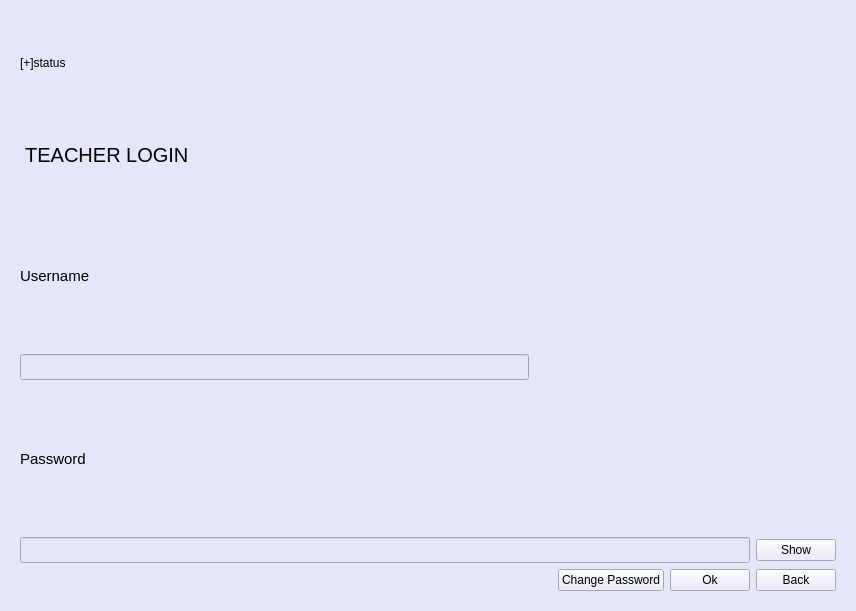
Before: the Qt Designer form secondialogbox/teacherwindow1.ui in Prabesh-Sharma/IAMS, drawn with Qt 5.
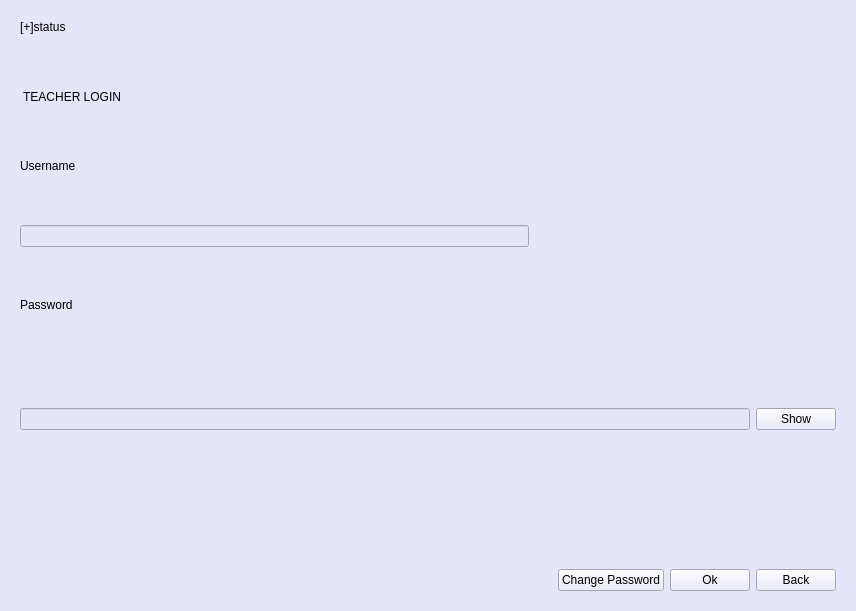
After: the same form once the commit is applied. The open tabs and pages were chosen to show the change.

Commit message: Updated ui for student dashboard and teacher dashboard

The edit to the form file:
```diff
--- a/secondialogbox/teacherwindow1.ui
+++ b/secondialogbox/teacherwindow1.ui
@@ -28,7 +28,7 @@
 color: black</string>
      </property>
      <property name="currentIndex">
-      <number>1</number>
+      <number>0</number>
      </property>
      <widget class="QWidget" name="passwordPage">
       <layout class="QGridLayout" name="gridLayout_5">
@@ -51,13 +51,19 @@
            </item>
            <item>
             <widget class="QPushButton" name="changePassword">
+             <property name="styleSheet">
+              <string notr="true">font: 14pt &quot;Segoe UI&quot;;</string>
+             </property>
              <property name="text">
-              <string>Change PassWord</string>
+              <string>Change Password</string>
              </property>
             </widget>
            </item>
            <item>
             <widget class="QPushButton" name="backButton">
+             <property name="styleSheet">
+              <string notr="true">font: 14pt &quot;Segoe UI&quot;;</string>
+             </property>
              <property name="text">
               <string>Back</string>
              </property>
@@ -76,7 +82,7 @@
               </sizepolicy>
              </property>
              <property name="styleSheet">
-              <string notr="true">font: 11pt &quot;Segoe UI&quot;;</string>
+              <string notr="true">font: 18pt &quot;Segoe UI&quot;;</string>
              </property>
              <property name="text">
               <string>Username</string>
@@ -97,7 +103,11 @@
             </spacer>
            </item>
            <item>
-            <widget class="QLineEdit" name="userEdit2"/>
+            <widget class="QLineEdit" name="userEdit2">
+             <property name="styleSheet">
+              <string notr="true">font: 14pt &quot;Segoe UI&quot;;</string>
+             </property>
+            </widget>
            </item>
           </layout>
          </item>
@@ -153,6 +163,9 @@
                <verstretch>0</verstretch>
               </sizepolicy>
              </property>
+             <property name="styleSheet">
+              <string notr="true">font: 18pt &quot;Segoe UI&quot;;</string>
+             </property>
              <property name="text">
               <string>Password</string>
              </property>
@@ -173,6 +186,9 @@
            </item>
            <item>
             <widget class="QLineEdit" name="passwordEdit3">
+             <property name="styleSheet">
+              <string notr="true">font: 14pt &quot;Segoe UI&quot;;</string>
+             </property>
              <property name="echoMode">
               <enum>QLineEdit::Password</enum>
              </property>
@@ -182,6 +198,9 @@
             <layout class="QHBoxLayout" name="horizontalLayout_4">
              <item>
               <widget class="QLineEdit" name="passwordEdit2">
+               <property name="styleSheet">
+                <string notr="true">font: 14pt &quot;Segoe UI&quot;;</string>
+               </property>
                <property name="echoMode">
                 <enum>QLineEdit::Password</enum>
                </property>
@@ -195,6 +214,9 @@
                  <verstretch>0</verstretch>
                 </sizepolicy>
                </property>
+               <property name="styleSheet">
+                <string notr="true">font: 14pt &quot;Segoe UI&quot;;</string>
+               </property>
                <property name="text">
                 <string>Show</string>
                </property>
@@ -229,24 +251,50 @@
           <layout class="QVBoxLayout" name="verticalLayout_4">
            <item>
             <widget class="QLabel" name="status">
+             <property name="styleSheet">
+              <string notr="true">font: 14pt &quot;Segoe UI&quot;;</string>
+             </property>
              <property name="text">
               <string>[+]status</string>
              </property>
             </widget>
            </item>
+           <item>
+            <spacer name="verticalSpacer_11">
+             <property name="orientation">
+              <enum>Qt::Vertical</enum>
+             </property>
+             <property name="sizeHint" stdset="0">
+              <size>
+               <width>20</width>
+               <height>40</height>
+              </size>
+             </property>
+            </spacer>
+           </item>
            <item>
             <widget class="QLabel" name="displayLabel">
              <property name="styleSheet">
-              <string notr="true">QLabel{
-font-size:20px;
-
-}</string>
+              <string notr="true">font: 18pt &quot;Segoe UI&quot;;</string>
              </property>
              <property name="text">
               <string> TEACHER LOGIN</string>
              </property>
             </widget>
            </item>
+           <item>
+            <spacer name="verticalSpacer_7">
+             <property name="orientation">
+              <enum>Qt::Vertical</enum>
+             </property>
+             <property name="sizeHint" stdset="0">
+              <size>
+               <width>20</width>
+               <height>40</height>
+              </size>
+             </property>
+            </spacer>
+           </item>
           </layout>
          </item>
          <item row="1" column="0">
@@ -254,15 +302,26 @@
            <item>
             <widget class="QLabel" name="userLabel">
              <property name="styleSheet">
-              <string notr="true">QLabel{
-font-size:15px
-}</string>
+              <string notr="true">font: 18pt &quot;Segoe UI&quot;;</string>
              </property>
              <property name="text">
               <string>Username</string>
              </property>
             </widget>
            </item>
+           <item>
+            <spacer name="verticalSpacer_9">
+             <property name="orientation">
+              <enum>Qt::Vertical</enum>
+             </property>
+             <property name="sizeHint" stdset="0">
+              <size>
+               <width>20</width>
+               <height>40</height>
+              </size>
+             </property>
+            </spacer>
+           </item>
            <item>
             <widget class="QLineEdit" name="userEdit">
              <property name="sizePolicy">
@@ -281,9 +340,7 @@
               <enum>Qt::StrongFocus</enum>
              </property>
              <property name="styleSheet">
-              <string notr="true">QLineEdit{
-font-size:15px;
-}</string>
+              <string notr="true">font: 14pt &quot;Segoe UI&quot;;</string>
              </property>
              <property name="text">
               <string/>
@@ -293,6 +350,19 @@
              </property>
             </widget>
            </item>
+           <item>
+            <spacer name="verticalSpacer_8">
+             <property name="orientation">
+              <enum>Qt::Vertical</enum>
+             </property>
+             <property name="sizeHint" stdset="0">
+              <size>
+               <width>20</width>
+               <height>40</height>
+              </size>
+             </property>
+            </spacer>
+           </item>
           </layout>
          </item>
          <item row="2" column="0">
@@ -300,15 +370,26 @@
            <item>
             <widget class="QLabel" name="passwordLabel">
              <property name="styleSheet">
-              <string notr="true">QLabel{
-font-size: 15px;
-}</string>
+              <string notr="true">font: 18pt &quot;Segoe UI&quot;;</string>
              </property>
              <property name="text">
               <string>Password</string>
              </property>
             </widget>
            </item>
+           <item>
+            <spacer name="verticalSpacer_10">
+             <property name="orientation">
+              <enum>Qt::Vertical</enum>
+             </property>
+             <property name="sizeHint" stdset="0">
+              <size>
+               <width>20</width>
+               <height>40</height>
+              </size>
+             </property>
+            </spacer>
+           </item>
            <item>
             <layout class="QHBoxLayout" name="horizontalLayout_3">
              <item>
@@ -320,9 +401,7 @@
                 </sizepolicy>
                </property>
                <property name="styleSheet">
-                <string notr="true">QLineEdit{
-font-size:15px;
-}</string>
+                <string notr="true">font: 14pt &quot;Segoe UI&quot;;</string>
                </property>
                <property name="echoMode">
                 <enum>QLineEdit::Password</enum>
@@ -337,6 +416,9 @@
                  <verstretch>0</verstretch>
                 </sizepolicy>
                </property>
+               <property name="styleSheet">
+                <string notr="true">font: 14pt &quot;Segoe UI&quot;;</string>
+               </property>
                <property name="text">
                 <string>Show</string>
                </property>
@@ -346,7 +428,7 @@
            </item>
           </layout>
          </item>
-         <item row="3" column="0">
+         <item row="4" column="0">
           <layout class="QHBoxLayout" name="horizontalLayout">
            <item>
             <spacer name="horizontalSpacer">
@@ -363,6 +445,9 @@
            </item>
            <item>
             <widget class="QPushButton" name="passwordButton">
+             <property name="styleSheet">
+              <string notr="true">font: 14pt &quot;Segoe UI&quot;;</string>
+             </property>
              <property name="text">
               <string>Change Password</string>
              </property>
@@ -370,6 +455,9 @@
            </item>
            <item>
             <widget class="QPushButton" name="ok">
+             <property name="styleSheet">
+              <string notr="true">font: 14pt &quot;Segoe UI&quot;;</string>
+             </property>
              <property name="text">
               <string>Ok</string>
              </property>
@@ -377,6 +465,9 @@
            </item>
            <item>
             <widget class="QPushButton" name="backbutton">
+             <property name="styleSheet">
+              <string notr="true">font: 14pt &quot;Segoe UI&quot;;</string>
+             </property>
              <property name="text">
               <string>Back</string>
              </property>
@@ -384,6 +475,19 @@
            </item>
           </layout>
          </item>
+         <item row="3" column="0">
+          <spacer name="verticalSpacer_6">
+           <property name="orientation">
+            <enum>Qt::Vertical</enum>
+           </property>
+           <property name="sizeHint" stdset="0">
+            <size>
+             <width>20</width>
+             <height>40</height>
+            </size>
+           </property>
+          </spacer>
+         </item>
         </layout>
        </item>
       </layout>
```
The commit also changes 2 other files.
